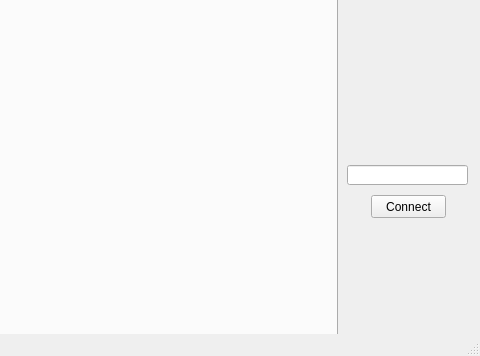
Above: GUI/mainwindow.ui from tjel/infpro-6 before the change; both pictures show x 213 to 693 and y 111 to 467 of the 693 by 467 pixel window. Below: the same form after it.
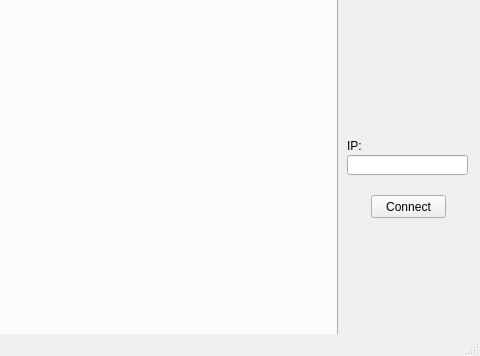
That is the form after the change.

```diff
--- a/GUI/mainwindow.ui
+++ b/GUI/mainwindow.ui
@@ -50,12 +50,25 @@
     <property name="geometry">
      <rect>
       <x>560</x>
-      <y>240</y>
+      <y>230</y>
       <width>121</width>
       <height>20</height>
      </rect>
     </property>
    </widget>
+   <widget class="QLabel" name="addressLabel">
+    <property name="geometry">
+     <rect>
+      <x>560</x>
+      <y>210</y>
+      <width>121</width>
+      <height>21</height>
+     </rect>
+    </property>
+    <property name="text">
+     <string>IP:</string>
+    </property>
+   </widget>
   </widget>
   <widget class="QMenuBar" name="menuBar">
    <property name="geometry">
```
